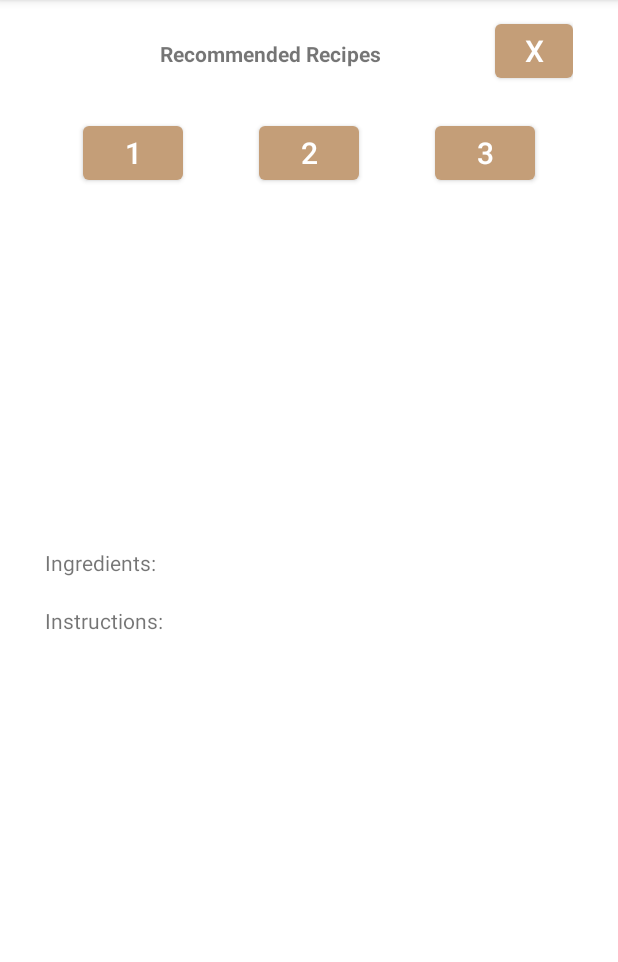
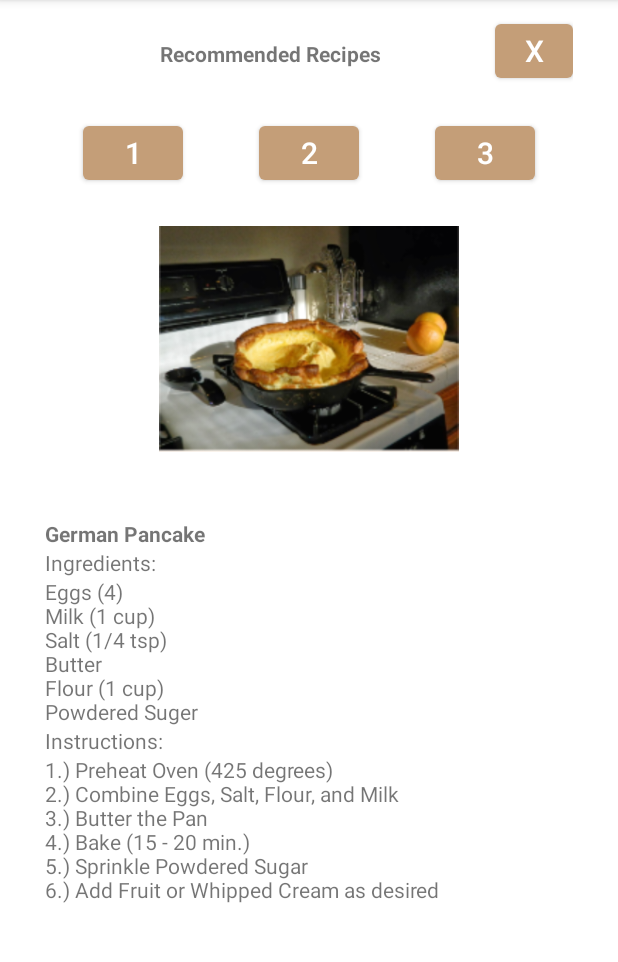
Before and after one commit to emilyathomas/MyPantry-Mobile-App, an Android app: the screen it shows after launch (mealRecommendation), on a phone screen of 412 x 824 dp, the part 84-1046 px from its top. Run offline under Robolectric (Android 15) with nearby library versions, the phone set to English and light mode, and no system bars.

Commit message:
Completed Meal Rec - Kwame & Dominick

```diff
--- a/app/src/main/java/com/example/mypantry/mealRecommendation.java
+++ b/app/src/main/java/com/example/mypantry/mealRecommendation.java
@@ -6,6 +6,9 @@ import android.content.Intent;
 import android.os.Bundle;
 import android.view.View;
 import android.widget.Button;
+import android.widget.ImageButton;
+import android.widget.ImageView;
+import android.widget.TextView;
 
 public class mealRecommendation extends AppCompatActivity {
 
@@ -13,6 +16,73 @@ public class mealRecommendation extends AppCompatActivity {
     protected void onCreate(Bundle savedInstanceState) {
         super.onCreate(savedInstanceState);
         setContentView(R.layout.meal_recommendations);
+
+
+        ImageView imageView = (ImageView) findViewById(R.id.recipeImage);
+        imageView.setImageResource(R.drawable.german_pancake);
+
+        TextView nameTextView = (TextView) findViewById(R.id.recipeName);
+        nameTextView.setText(R.string.name_text1);
+
+        TextView ingredientTextView = (TextView) findViewById(R.id.recipeIngredients);
+        ingredientTextView.setText(R.string.ingredient_text1);
+
+        TextView instructionTextView = (TextView) findViewById(R.id.recipeInstructions);
+        instructionTextView.setText(R.string.instruction_text1);
+
+
+        Button recipeBtn1 = findViewById(R.id.recipe_button1);
+        recipeBtn1.setOnClickListener(new View.OnClickListener(){
+            public void onClick(View view){
+                ImageView imageView = (ImageView) findViewById(R.id.recipeImage);
+                imageView.setImageResource(R.drawable.german_pancake);
+
+                TextView nameTextView = (TextView) findViewById(R.id.recipeName);
+                nameTextView.setText(R.string.name_text1);
+
+                TextView ingredientTextView = (TextView) findViewById(R.id.recipeIngredients);
+                ingredientTextView.setText(R.string.ingredient_text1);
+
+                TextView instructionTextView = (TextView) findViewById(R.id.recipeInstructions);
+                instructionTextView.setText(R.string.instruction_text1);
+            }
+        });
+
+
+        Button recipeBtn2 = findViewById(R.id.recipe_button2);
+        recipeBtn2.setOnClickListener(new View.OnClickListener(){
+            public void onClick(View view){
+                ImageView imageView = (ImageView) findViewById(R.id.recipeImage);
+                imageView.setImageResource(R.drawable.cheesy_carrots);
+
+                TextView nameTextView = (TextView) findViewById(R.id.recipeName);
+                nameTextView.setText(R.string.name_text2);
+
+                TextView ingredientTextView = (TextView) findViewById(R.id.recipeIngredients);
+                ingredientTextView.setText(R.string.ingredient_text2);
+
+                TextView instructionTextView = (TextView) findViewById(R.id.recipeInstructions);
+                instructionTextView.setText(R.string.instruction_text2);
+            }
+        });
+
+        Button recipeBtn3 = findViewById(R.id.recipe_button3);
+        recipeBtn3.setOnClickListener(new View.OnClickListener(){
+            public void onClick(View view){
+                ImageView imageView = (ImageView) findViewById(R.id.recipeImage);
+                imageView.setImageResource(R.drawable.grasshopper_alcohol);
+
+                TextView nameTextView = (TextView) findViewById(R.id.recipeName);
+                nameTextView.setText(R.string.name_text3);
+
+                TextView ingredientTextView = (TextView) findViewById(R.id.recipeIngredients);
+                ingredientTextView.setText(R.string.ingredient_text3);
+
+                TextView instructionTextView = (TextView) findViewById(R.id.recipeInstructions);
+                instructionTextView.setText(R.string.instruction_text3);
+            }
+        });
+
 
         Intent intent = new Intent(mealRecommendation.this, MainActivity.class);
 
--- a/app/src/main/res/values/strings.xml
+++ b/app/src/main/res/values/strings.xml
@@ -21,4 +21,104 @@
     <string name="recipe_rec">Recommended Recipes</string>
     <string name="recipe_ingredients">Ingredients:</string>
     <string name="recipe_instructions">Instructions:</string>
+
+
+    <string name="name_text1"> German Pancake</string>
+    <string name="name_text2"> Cheesy Carrots</string>
+    <string name="name_text3"> Grasshopper</string>
+
+
+    <string name="ingredient_text1">
+        Eggs (4)
+        \nMilk (1 cup)
+        \nSalt (1/4 tsp)
+        \nButter
+        \nFlour (1 cup)
+        \nPowdered Suger
+    </string>
+    <string name="ingredient_text2">
+        Sliced Carrots (2 lb)
+        \nVelveeta Cheese (20 oz)
+        \nButter
+        \nOnion Powder
+        \nSalt
+        \nPepper
+
+     <!--   Uncooked Rice (1/2 cup)
+        \nExtra-Virgin Olive Oil(2 tbsp. plus more for drizzling)
+        \nChopped Medium Onion(1)
+        \nTomato Paste(2 tbsp.)
+        \nMinced Garlic(3 cloves)
+        \nGround Beef(1 lb.)
+        \nCanned Diced Tomatoes(14.5-oz.)
+        \nDried Oregano(1 1/2 tsp.)
+        \nBell Peppers(6) - Tops and Cores Removed
+        \nShredded Monterey Jack (1 c.) -->
+    </string>
+    <string name="ingredient_text3">
+        Green Creme de Menthe (3/4 oz.)
+        \nWhite Creme de Cacao (3/4 oz.)
+        \nLight Cream/Single Cream - UK (3/4 oz.)
+
+        <!--Butter (4 tbsp.)
+        \nLemon (1)
+        \nFinely Chopped Yellow Onion (1)
+        \nFinely Chopped Garlic (2 Cloves)
+        \nArborio Rice (1 cup)
+        \nChicken or Vegetable Broth (3 1/2 cups)
+        \nKosher Salt (1 1/2 tsp.)
+        \nGrated Parmesan (2 oz.), plus more for serving (1/2 c.)
+        \nFrozen peas, thawed (1 cup)
+        \nFreshly ground black pepper (1/2 tsp.)
+        \nChopped fresh parsley, for garnish-->
+    </string>
+
+
+    <string name="instruction_text1">
+        1.) Preheat Oven (425 degrees)
+        \n2.) Combine Eggs, Salt, Flour, and Milk
+        \n3.) Butter the Pan
+        \n4.) Bake (15 - 20 min.)
+        \n5.) Sprinkle Powdered Sugar
+        \n6.) Add Fruit or Whipped Cream as desired
+    </string>
+    <string name="instruction_text2">
+        1.) Butter all sides and layer carrots
+        \n2.) Layer sliced butter and Velveeta
+        \n3.) Season
+        \n4.) Repeat until pan full and bake at 350(stir occasionally)
+
+        <!--1.) Preheat Oven (375°F)
+        \n2.) Melt 2 tablespoons butter in a Dutch oven medium-high heat.
+        \n3.) Remove two 1"-thick strips of zest from the lemon.
+        \n4.) Add onion and lemon zest to the butter and cook, stirring often, until softened, about 5 minutes.
+        \n5.) Add garlic and cook, stirring, about 1 minute.
+        \n6.) Stir in rice, broth, and 1 teaspoon salt.
+        \n7.) Bring to a simmer, cover, and transfer to the oven.
+        \n8.) Bake until rice, 20 minutes.
+        \n9.) Remove lid and stir Parmesan, peas, pepper, remaining 2 tablespoons butter and ½ teaspoon salt, stirring until butter is melted and peas warm.
+        \n10.) Cut the lemon in half and squeeze half of juice into the risotto
+        \n11.) Stir.
+        \n12.) Remove lemon zest and serve topped with more Parmesan and parsley.-->
+    </string>
+    <string name="instruction_text3">
+        1.) Fill cocktail shaker with ice
+        \n2.) Pour ingredients
+        \n3.) Shake
+        \n4.) Strain into glass
+        \n5.) Garnish - sprig of mint
+
+        <!--1.) Preheat Oven (375°F.)
+        \n2.) Melt 2 tablespoons butter in a Dutch oven medium-high heat.
+        \n3.) Remove two 1"-thick strips of zest from the lemon.
+        \n4.) Add onion and lemon zest to the butter and cook, stirring often, until softened, about 5 minutes.
+        \n5.) Add garlic and cook, stirring, about 1 minute.
+        \n6.) Stir in rice, broth, and 1 teaspoon salt.
+        \n7.) Bring to a simmer, cover, and transfer to the oven.
+        \n8.) Bake until rice, 20 minutes.
+        \n9.) Remove lid and stir Parmesan, peas, pepper, remaining 2 tablespoons butter and ½ teaspoon salt, stirring until butter is melted and peas warm.
+        \n10.) Cut the lemon in half and squeeze half of juice into the risotto
+        \n11.) Stir.
+        \n12.) Remove lemon zest and serve topped with more Parmesan and parsley.-->
+    </string>
 </resources>
```
Also changed, not shown: app/src/main/res/drawable/cheesy_carrots.jpg (added), app/src/main/res/drawable/german_pancake.PNG (added), app/src/main/res/drawable/grasshopper_alcohol.jpg (added).
